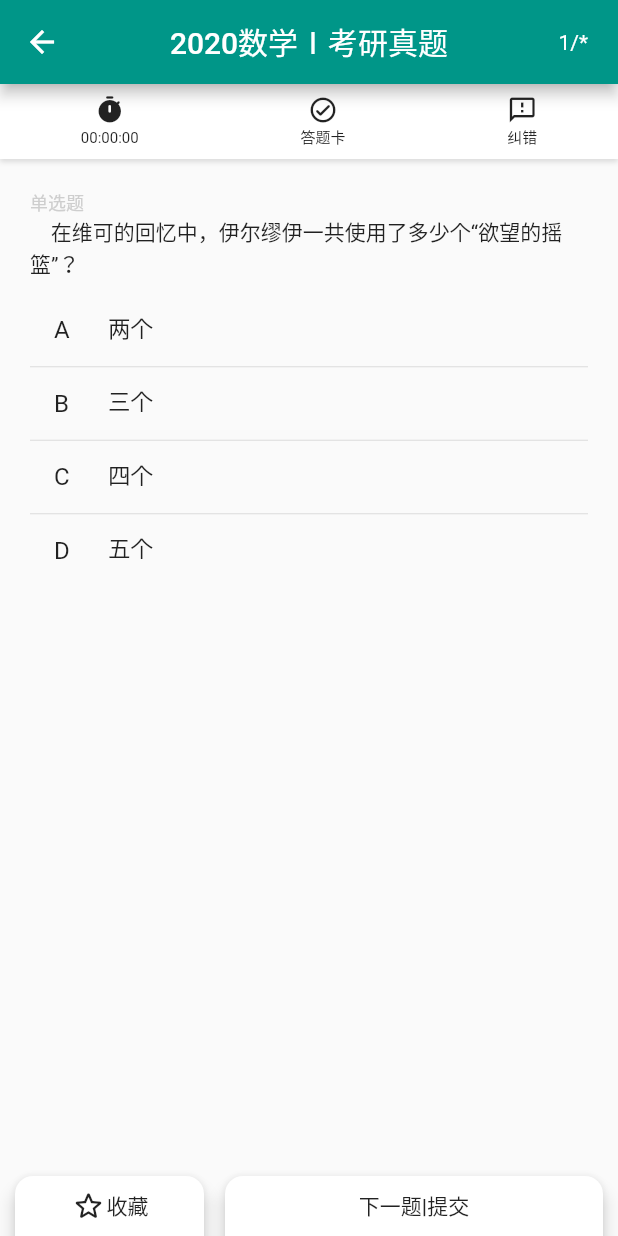
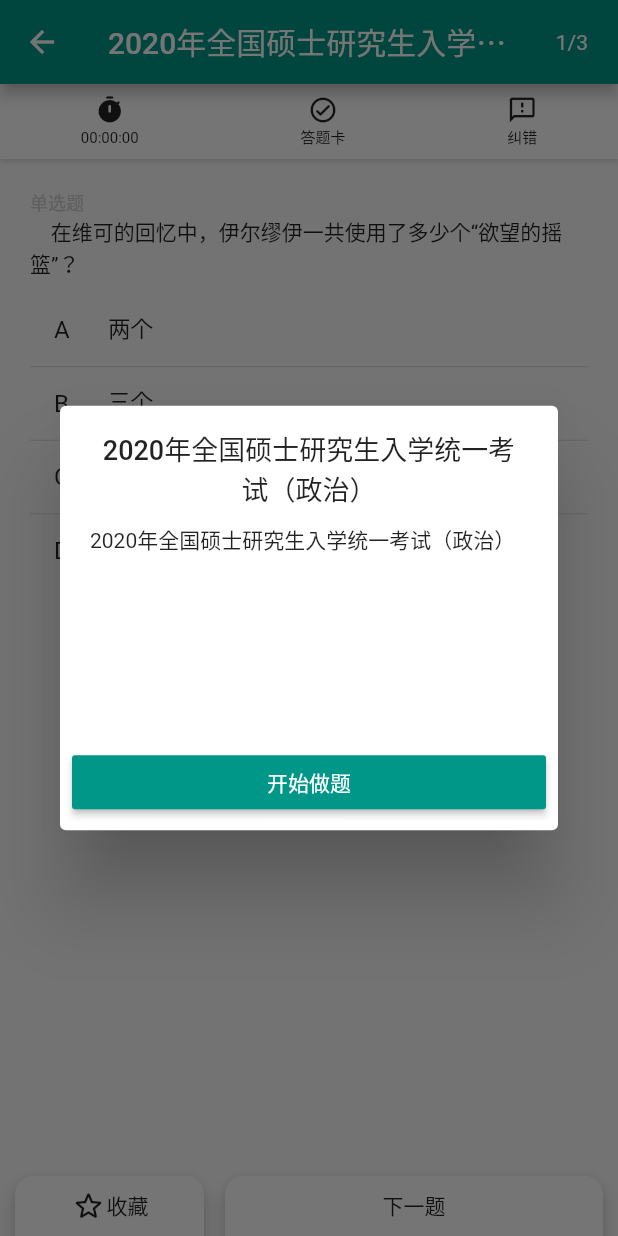
Before and after one commit to shinobuffer/flutter_demo, a Flutter app: the DoQuestionPage screen opened directly, on a phone screen of 412 x 824 dp. Run offline on Flutter 3.47's test engine with Material 2 defaults, Android fonts, the phone set to English and light mode, and no system bars; our stand-ins replace cookie_jar, dio, dio_cookie_manager.

Commit message:
feat: 新增答题卡组件

```diff
--- a/lib/component/do_question_page.dart
+++ b/lib/component/do_question_page.dart
@@ -1,18 +1,68 @@
 import 'dart:async';
 import 'package:flutter/material.dart';
+import 'package:flutter_demo/component/answer_card.dart';
 import 'package:flutter_demo/component/base/icon_label_button.dart';
+import 'package:flutter_demo/model/test.dart';
+import 'package:flutter_demo/utils/dialog_util.dart';
+import 'package:flutter_demo/utils/style_util.dart';
 import 'question_page_view.dart';
 
 class DoQuestionPage extends StatefulWidget {
-  DoQuestionPage({Key key, this.title}) : super(key: key);
+  DoQuestionPage({Key key, this.tId}) : super(key: key);
 
-  final String title;
+  final int tId;
 
   @override
   _DoQuestionPageState createState() => _DoQuestionPageState();
 }
 
 class _DoQuestionPageState extends State<DoQuestionPage> {
+  // todo: 请求或缓存获取试题数据
+  final Test test = new Test({
+    'tid': 233,
+    'time': '2020-11-11',
+    'name': '2020年全国硕士研究生入学统一考试（政治）',
+    'description': '2020年全国硕士研究生入学统一考试（政治）',
+    'subject': '政治',
+    'subjectId': 233,
+    'publisher': '教育部',
+    'publisherId': 233,
+    'isFree': true,
+    'price': 0.0,
+    'questions': [
+      {
+        'qid': 1,
+        'type': 1,
+        'chapter': '物质世界和实践——哲学概述1',
+        'chapterId': 231,
+        'content': '在维可的回忆中，伊尔缪伊一共使用了多少个“欲望的摇篮”？',
+        'choices': ['两个', '三个', '四个', '五个'],
+        'correctChoices': [0],
+        'correctBlank': null,
+      },
+      {
+        'qid': 2,
+        'type': 2,
+        'chapter': '物质世界和实践——哲学概述2',
+        'chapterId': 232,
+        'content': '在维可的回忆中，伊尔缪伊一共使用了多少个“欲望的摇篮”？',
+        'choices': ['两个', '三个', '四个', '五个'],
+        'correctChoices': [0, 1],
+        'correctBlank': null,
+      },
+      {
+        'qid': 3,
+        'type': 3,
+        'chapter': '物质世界和实践——哲学概述3',
+        'chapterId': 233,
+        'content': '在维可的回忆中，伊尔缪伊一共使用了多少个“欲望的摇篮”？',
+        'choices': ['两个', '三个', '四个', '五个'],
+        'correctChoices': null,
+        'correctBlank': '两个',
+      },
+    ],
+  });
+
   ShapeBorder _bottomBtnShape = RoundedRectangleBorder(
     borderRadius: BorderRadius.vertical(top: Radius.circular(12)),
   );
@@ -22,6 +72,11 @@ class _DoQuestionPageState extends State<DoQuestionPage> {
   PageController _pageController = PageController(initialPage: 0);
 
   int get _curPage => _curIndex + 1;
+
+  int get _pageNum => test.questions.length;
+
+  bool get _isEndPage => _curPage == _pageNum;
+
   String get _second {
     int _ = _costSeconds % 60;
     return _ > 9 ? _.toString() : '0$_';
@@ -40,6 +95,8 @@ class _DoQuestionPageState extends State<DoQuestionPage> {
   @override
   void initState() {
     super.initState();
+    // 等待context出来
+    Future.delayed(Duration.zero, () => showInitDialog(context));
   }
 
   @override
@@ -59,91 +116,97 @@ class _DoQuestionPageState extends State<DoQuestionPage> {
   }
 
   void showInitDialog(BuildContext context) async {
-    await showDialog<Null>(
-      barrierDismissible: false,
+    await showConfirmDialog(
       context: context,
-      builder: (context) => AlertDialog(
-        // backgroundColor: Color(0xff5abebc),
-        // contentTextStyle: TextStyle(color: Colors.white),
+      title: '${test.name}',
       content: Container(
-          height: 150,
-          alignment: Alignment.center,
-          child: Column(
-            children: [
-              Text(
-                '2020高考题目',
-                style: TextStyle(fontSize: 18, fontWeight: FontWeight.bold),
-              ),
-              SizedBox(height: 10),
-              Text(
-                '这是2020高考题目2020高考题目2020高考题目2020高考题目2020高考题目',
-                maxLines: 6,
+        height: 130,
+        child: Text(
+          '${test.description}',
+          maxLines: 7,
           overflow: TextOverflow.ellipsis,
-              )
-            ],
+          style: TextStyle(fontSize: 14),
         ),
       ),
-        actions: [
-          Container(
-            width: double.maxFinite,
-            child: RaisedButton(
-                child: Text('开始做题'),
-                onPressed: () {
-                  // todo: 开始做题
+      confirmText: '开始做题',
+      allowReturn: false,
+      onConfirm: () {
         starTimer();
         Navigator.pop(context);
-                }),
-          )
-        ],
-      ),
+      },
     );
   }
 
-  Future<bool> showQuitDialog(BuildContext context) async {
-    bool confirmed = await showDialog<bool>(
-      barrierDismissible: false,
+  /// 退出做题
+  Future<bool> doQuit(BuildContext context) async {
+    bool confirmed = await showCancelOkDialog<bool>(
       context: context,
-      builder: (context) => AlertDialog(
-        title: Text('提醒'),
-        content: Text('确定要退出做题？退出后做题进度将保存在做题记录中，可随时继续'),
-        actions: [
-          RaisedButton(
-            onPressed: () => Navigator.pop(context, false),
-            child: Text('取消'),
-          ),
-          RaisedButton(
-            color: Color(0xff5abebc),
-            onPressed: () => Navigator.pop(context, true),
-            child: Text(
-              '确定',
-              style: TextStyle(color: Colors.white),
-            ),
-          ),
-        ],
-      ),
+      title: '提醒',
+      content: '确定要退出做题？退出后做题进度将保存在做题记录中，可随时继续。',
+      onCancel: () => Navigator.pop(context, false),
+      onOk: () => Navigator.pop(context, true),
     );
-    if (confirmed) {
-      // todo: 保存记录
+    if (confirmed is bool && confirmed) {
+      // todo: 退出保存记录
       Navigator.pop(context);
     }
     return confirmed;
   }
 
-  void showSubmitDialog(BuildContext context) async {}
+  /// 弹出答题卡
+  void popAnswerCard(BuildContext context) async {
+    bool confirmed = await showBottomModal<bool>(
+      context: context,
+      backgroundColor: ColorM.C1,
+      body: AnswerCard(
+        questions: test.questions,
+        // todo: 提交试卷，跳转结果，记录本次测试
+        onSubmit: () {},
+        onJump: (int index) {
+          Navigator.pop(context);
+          _pageController.animateToPage(
+            index,
+            duration: Duration(milliseconds: 500),
+            curve: Curves.easeInOut,
+          );
+        },
+      ),
+    );
+    print(confirmed);
+  }
+
+  /// 弹出纠错反馈
+  void popCorrectFeedback(BuildContext context) async {}
+
+  /// 收藏题目
+  void doCollect() {}
+
+  /// 下一题
+  void doNext() {
+    if (_isEndPage) {
+      popAnswerCard(context);
+    } else {
+      _pageController.animateToPage(
+        _curIndex + 1,
+        duration: Duration(milliseconds: 500),
+        curve: Curves.easeInOut,
+      );
+    }
+  }
 
   @override
   Widget build(BuildContext context) {
     return WillPopScope(
-      onWillPop: () async => showQuitDialog(context),
+      onWillPop: () async => doQuit(context),
       child: Scaffold(
         appBar: AppBar(
-          title: Text(widget.title),
+          title: Text(test.name),
           centerTitle: true,
           actions: [
             Container(
               padding: EdgeInsets.only(right: 20),
               alignment: Alignment.center,
-              child: Text('$_curPage/*'),
+              child: Text('$_curPage/$_pageNum'),
             )
           ],
         ),
@@ -151,8 +214,8 @@ class _DoQuestionPageState extends State<DoQuestionPage> {
           height: double.maxFinite,
           child: Column(
             children: [
+              //顶部菜单
               Container(
-                //顶部Bar
                 height: 50,
                 alignment: Alignment.center,
                 decoration: BoxDecoration(
@@ -181,6 +244,7 @@ class _DoQuestionPageState extends State<DoQuestionPage> {
                       iconSize: 20,
                       labelSize: 10,
                       lineHeight: 1.5,
+                      onTap: () => popAnswerCard(context),
                     ),
                     IconLabelButton(
                       Icons.feedback_outlined,
@@ -188,25 +252,25 @@ class _DoQuestionPageState extends State<DoQuestionPage> {
                       iconSize: 20,
                       labelSize: 10,
                       lineHeight: 1.5,
+                      onTap: () => popCorrectFeedback(context),
                     ),
                   ],
                 ),
               ),
+              //做题区域
               Expanded(
-                //做题区域
                 child: Container(
                   child: PageView(
                     controller: _pageController,
                     children: [
-                      QuestionPageView(
+                      ...test.questions
+                          .map(
+                            (q) => QuestionPageView(
                               pageType: QuestionPageViewTypes.doQuestion,
+                              question: q,
                             ),
-                      QuestionPageView(
-                        pageType: QuestionPageViewTypes.wrongQuestion,
-                      ),
-                      QuestionPageView(
-                        pageType: QuestionPageViewTypes.collection,
-                      ),
+                          )
+                          .toList()
                     ],
                     onPageChanged: (int index) {
                       setState(() {
@@ -216,8 +280,8 @@ class _DoQuestionPageState extends State<DoQuestionPage> {
                   ),
                 ),
               ),
+              //底部菜单
               Container(
-                //底部Bar
                 height: 40,
                 padding: EdgeInsets.fromLTRB(10, 0, 10, 0),
                 child: Row(
@@ -246,14 +310,8 @@ class _DoQuestionPageState extends State<DoQuestionPage> {
                         color: Colors.white,
                         elevation: 5,
                         shape: _bottomBtnShape,
-                        child: Text('下一题|提交'),
-                        onPressed: () {
-                          _pageController.animateToPage(
-                            _curIndex + 1,
-                            duration: Duration(milliseconds: 500),
-                            curve: Curves.easeInOut,
-                          );
-                        },
+                        child: Text(_isEndPage ? '提交' : '下一题'),
+                        onPressed: doNext,
                       ),
                     ),
                   ],
--- a/lib/component/question_page_view.dart
+++ b/lib/component/question_page_view.dart
@@ -9,23 +9,15 @@ enum QuestionPageViewTypes {
 }
 
 class QuestionPageView extends StatefulWidget {
-  // todo: 构造接收question
-  QuestionPageView({Key key, @required this.pageType}) : super(key: key);
+  QuestionPageView({
+    Key key,
+    @required this.pageType,
+    @required this.question,
+  }) : super(key: key);
 
-  final Question question = Question({
-    'qid': 114514,
-    'type': 1,
-    'chapter': '物质世界和实践——哲学概述',
-    'chapterId': 233,
-    'content': '在维可的回忆中，伊尔缪伊一共使用了多少个“欲望的摇篮”？',
-    'choices': ['两个', '三个', '四个', '五个'],
-    'correctChoices': [0, 1],
-    'correctBlank': '我的世界',
-  });
+  final Question question;
 
   final QuestionPageViewTypes pageType;
-
-  final List<String> questionTypes = ['单选题', '多选题', '填空题', '简答题'];
 
   bool get isDoQuestion => pageType == QuestionPageViewTypes.doQuestion;
   bool get isWrongQuestion => pageType == QuestionPageViewTypes.wrongQuestion;
@@ -52,11 +44,13 @@ class _QuestionPageViewState extends State<QuestionPageView> {
 
   /// 渲染答题区
   Widget getAnswerArea() {
+    if (question.isChoiceQuestion) {
       return ListView.separated(
         physics: const NeverScrollableScrollPhysics(), //禁止滚动
         shrinkWrap: true,
         itemCount: question.choices.length,
-      separatorBuilder: (BuildContext context, int index) => Divider(height: 1),
+        separatorBuilder: (BuildContext context, int index) =>
+            Divider(height: 1),
         itemBuilder: (BuildContext context, int index) {
           return ListTile(
             leading: Text(
@@ -77,11 +71,46 @@ class _QuestionPageViewState extends State<QuestionPageView> {
             selected: question.containChoice(index),
             selectedTileColor: Color(0xFFE5F4F3),
             onTap: () => setState(() {
+              if (question.isMultiChoice) {
                 question.revertChoice(index);
+              } else if (question.isFill && question.containChoice(index)) {
+                question.revertChoice(index);
+              } else {
+                question
+                  ..clearChoice()
+                  ..addChoice(index);
+              }
             }),
           );
         },
       );
+    } else if (widget.isDoQuestion) {
+      return Container(
+        height: 110,
+        width: double.maxFinite,
+        child: Column(
+          mainAxisAlignment: MainAxisAlignment.center,
+          children: [
+            CircleAvatar(
+              backgroundColor: ColorM.C2,
+              child: Icon(
+                Icons.description,
+                color: ColorM.C4,
+                size: 20,
+              ),
+            ),
+            SizedBox(height: 10),
+            Text(
+              '暂不支持该题型作答\n交卷后可查看解析',
+              textAlign: TextAlign.center,
+              style: TextStyleM.D1_14,
+            ),
+          ],
+        ),
+      );
+    } else {
+      return Container();
+    }
   }
 
   /// 渲染答案对比（收藏夹只显示正确答案，错题集显示正确答案和用户答案）
@@ -185,10 +214,12 @@ class _QuestionPageViewState extends State<QuestionPageView> {
               crossAxisAlignment: CrossAxisAlignment.start,
               children: [
                 Text(
-                  '${widget.questionTypes[question.type.index]}',
+                  '${QuestionStrTypes[question.type.index]}',
                   style: TextStyleM.D1_12,
                 ),
-                Text('    ${question.content}'),
+                Text(
+                  '    ${question.content}${question.isMultiChoice ? "(多选)" : ""}',
+                ),
               ],
             ),
           ),
--- a/lib/model/question.dart
+++ b/lib/model/question.dart
@@ -3,6 +3,8 @@ enum QuestionType {
   MultiChoice,
   FillBlank,
 }
+
+const List<String> QuestionStrTypes = ['单选题', '多选题', '填空题', '简答题'];
 
 class Question {
   Question(Map<String, dynamic> json)
@@ -101,6 +103,10 @@ class Question {
   bool get isChoiceQuestion =>
       (type == QuestionType.SingleChoice || type == QuestionType.MultiChoice);
 
+  bool get isSingleChoice => type == QuestionType.SingleChoice;
+
+  bool get isMultiChoice => type == QuestionType.MultiChoice;
+
   bool containChoice(int choice) => userChoices.contains(choice);
 
   void addChoice(int choice) {
@@ -118,6 +124,10 @@ class Question {
   void revertChoice(int choice) {
     if (!isChoiceQuestion) return;
     containChoice(choice) ? removeChoice(choice) : addChoice(choice);
+  }
+
+  void clearChoice() {
+    userChoices.clear();
   }
 
   void setBlank(String blank) {
--- a/lib/model/test.dart
+++ b/lib/model/test.dart
@@ -13,9 +13,12 @@ class Test {
         isFree = json['isFree'],
         price = json['price'] {
     if (json['questions'] is List) {
-      questions = (json['questions'] as List<Map<String, dynamic>>)
+      List<Question> _ = (json['questions'] as List<Map<String, dynamic>>)
           .map((e) => new Question(e))
           .toList();
+      // 题目重排，按单选、多选、填空、简答顺序
+      _.sort((a, b) => a.type.index.compareTo(b.type.index));
+      _questions = _;
     }
   }
 
@@ -50,7 +53,9 @@ class Test {
   final double price;
 
   /// 试题
-  List<Question> questions = [];
+  List<Question> _questions = [];
+
+  List<Question> get questions => _questions;
 
   Map<String, dynamic> toJson() => {
         'tid': tid,
--- a/lib/pages/Tabs.dart
+++ b/lib/pages/Tabs.dart
@@ -40,7 +40,7 @@ class _HomeTabsState extends State<HomeTabs> {
             context,
             MaterialPageRoute(
               builder: (context) => DoQuestionPage(
-                title: '2020数学Ⅰ考研真题',
+                tId: 233,
               ),
             ),
           );
--- a/lib/utils/style_util.dart
+++ b/lib/utils/style_util.dart
@@ -1,17 +1,36 @@
 import 'package:flutter/material.dart';
 
 class TextStyleM {
+  static const TextStyle D0 = TextStyle(color: Colors.white);
+  static const TextStyle D0_16 = TextStyle(color: Colors.white, fontSize: 16);
+
   static const TextStyle D1_12 =
       TextStyle(color: Color(0xFFCECECE), fontSize: 12);
 
+  static const TextStyle D1_14 =
+      TextStyle(color: Color(0xFFCECECE), fontSize: 14);
+
+  static const TextStyle D4_16 =
+      TextStyle(color: Color(0xFFAAAAAA), fontSize: 16);
+
   static const TextStyle D7_13 =
       TextStyle(color: Color(0xFF333333), fontSize: 13);
+
+  static const TextStyle D7_18_B = TextStyle(
+      color: Color(0xFF333333), fontSize: 18, fontWeight: FontWeight.bold);
 }
 
 class ColorM {
+  //白->黑
+  static const C0 = Color(0xFFF9F9F9);
   static const C1 = Color(0xFFF3F3F3);
+  static const C2 = Color(0xFFE9E9E9);
+  static const C3 = Color(0xFFD7D7D7);
+  static const C4 = Color(0xFFAAAAAA);
+  //绿
+  static const G1 = Color(0xFF70B603);
+  static const G2 = Color(0xFF55B9B0); // 52B6AD
 
-  static const G1 = Color(0xFF70B603);
-
+  //红
   static const R1 = Color(0xFFEC808D);
 }
```
Also changed, not shown: lib/component/answer_card.dart (added, +156 -0 lines), lib/utils/dialog_util.dart (added, +104 -0 lines). Lines whose indentation alone changed are shown as unchanged.
